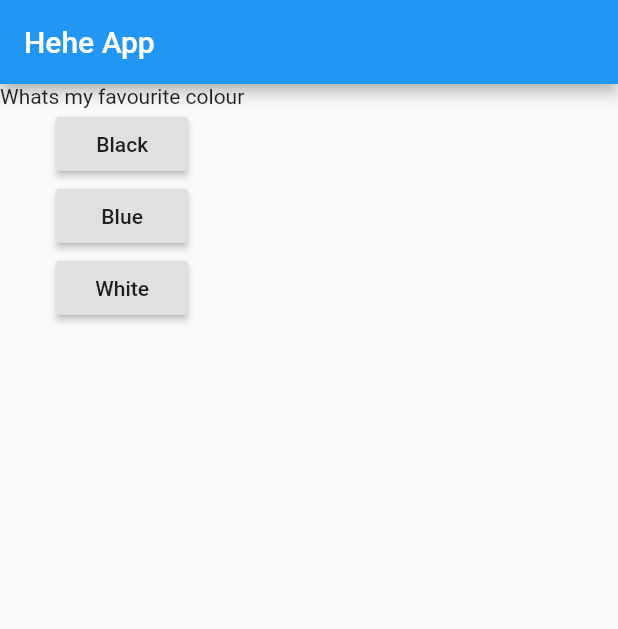
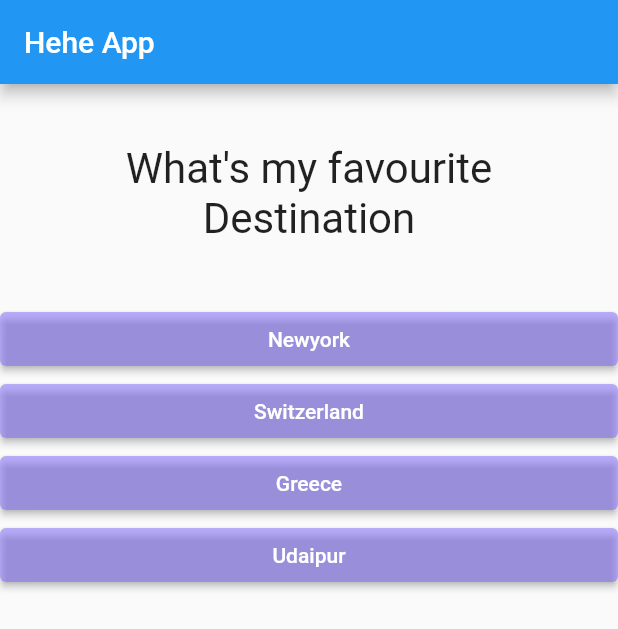
Before and after one commit to devyanshiiii21/flutter_quiz, a Flutter app: the screen it shows after launch, on a phone screen of 412 x 824 dp. Shown: the top 629 px of the screen. Run offline on Flutter 3.47's test engine with Material 2 defaults, Android fonts, the phone set to English and light mode, and no system bars.

Commit message:
Added question.dart and answer.dart

```diff
--- a/analysis_options.yaml
+++ /dev/null
@@ -1,29 +0,0 @@
-# This file configures the analyzer, which statically analyzes Dart code to
-# check for errors, warnings, and lints.
-#
-# The issues identified by the analyzer are surfaced in the UI of Dart-enabled
-# IDEs (https://dart.dev/tools#ides-and-editors). The analyzer can also be
-# invoked from the command line by running `flutter analyze`.
-
-# The following line activates a set of recommended lints for Flutter apps,
-# packages, and plugins designed to encourage good coding practices.
-include: package:flutter_lints/flutter.yaml
-
-linter:
-  # The lint rules applied to this project can be customized in the
-  # section below to disable rules from the `package:flutter_lints/flutter.yaml`
-  # included above or to enable additional rules. A list of all available lints
-  # and their documentation is published at
-  # https://dart-lang.github.io/linter/lints/index.html.
-  #
-  # Instead of disabling a lint rule for the entire project in the
-  # section below, it can also be suppressed for a single line of code
-  # or a specific dart file by using the `// ignore: name_of_lint` and
-  # `// ignore_for_file: name_of_lint` syntax on the line or in the file
-  # producing the lint.
-  rules:
-    # avoid_print: false  # Uncomment to disable the `avoid_print` rule
-    # prefer_single_quotes: true  # Uncomment to enable the `prefer_single_quotes` rule
-
-# Additional information about this file can be found at
-# https://dart.dev/guides/language/analysis-options
--- /dev/null
+++ b/lib/answer.dart
@@ -0,0 +1,23 @@
+// ignore_for_file: deprecated_member_use
+
+import 'package:flutter/material.dart';
+
+class Answer extends StatelessWidget {
+  final VoidCallback selector;
+  final String answerText;
+  Answer(this.selector, this.answerText);
+  @override
+  Widget build(BuildContext context) {
+    return Container(
+      width: double.infinity,
+      child: ElevatedButton(
+        style: ButtonStyle(
+          backgroundColor:
+              MaterialStateProperty.all(Color.fromARGB(124, 123, 100, 255)),
+        ),
+        child: Text(answerText),
+        onPressed: selector,
+      ),
+    );
+  }
+}
--- a/lib/main.dart
+++ b/lib/main.dart
@@ -1,7 +1,8 @@
-// ignore_for_file: unnecessary_new, avoid_print, prefer_const_constructors, deprecated_member_use, duplicate_ignore, sort_child_properties_last
+// ignore_for_file: unnecessary_new, avoid_print, prefer_const_constructors, deprecated_member_use, duplicate_ignore, sort_child_properties_last, unused_import
 
 import 'package:flutter/material.dart';
-
+import './question.dart';
+import './answer.dart';
 // void main() {
 //   runApp(MyHeheApp());
 // }
@@ -30,22 +31,22 @@ class MyAppState extends State<MyApp> {
     print(questionIndex);
   }
 
-  Widget generateList() {
-    List<String> list = itemList();
-    ListView myList = new ListView.builder(
-      itemCount: list.length,
-      itemBuilder: (context, index) {
-        return new ListTile(
-          title: new Text(list[index]),
-        );
-      },
-    );
-    return myList;
-  }
-
   @override //decorator provider by dart
   Widget build(BuildContext context) {
-    var questions = ['Whats my favourite colour', 'Whats my fav food'];
+    var questions = [
+      {
+        'questionText': 'What\'s my favourite Destination',
+        'answers': ['Newyork', 'Switzerland', 'Greece', 'Udaipur']
+      },
+      {
+        'questionText': 'What\'s my favourite Cuisine',
+        'answers': ['Thai', 'Indian', 'Chinese', 'Italian']
+      },
+      {
+        'questionText': 'What\'s my favourite food',
+        'answers': ['Pizza', 'Paani Puri', 'Adi\'s dick', 'Adi wle chawal']
+      },
+    ];
     return MaterialApp(
       home: Scaffold(
         appBar: AppBar(
@@ -53,20 +54,16 @@ class MyAppState extends State<MyApp> {
         ),
         // ignore: prefer_const_literals_to_create_immutables
         body: Column(children: [
-          Text(
-            questions[questionIndex > 1 ? questionIndex = 0 : questionIndex],
+          Question(
+            questions[questionIndex > 2 ? questionIndex = 0 : questionIndex]
+                ['questionText'] as String,
           ),
-
-          // ignore: deprecated_member_use
-          RaisedButton(child: Text('Black'), onPressed: answerQuestion),
-          RaisedButton(child: Text('Blue'), onPressed: answerQuestion),
-          RaisedButton(child: Text('White'), onPressed: answerQuestion),
+          ...(questions[questionIndex]['answers'] as List<String>)
+              .map((answer) {
+            return Answer(answerQuestion, answer);
+          }).toList()
         ]),
       ),
     );
   }
-
-  List<String> itemList() {
-    return ['Whats my favourite colour', 'Whats my fav food'];
-  }
 }
--- /dev/null
+++ b/lib/question.dart
@@ -0,0 +1,21 @@
+// ignore_for_file: must_be_immutable
+
+import 'package:flutter/material.dart';
+
+class Question extends StatelessWidget {
+  final String questionText;
+  Question(this.questionText);
+
+  @override
+  Widget build(BuildContext context) {
+    return Container(
+      width: double.infinity,
+      margin: EdgeInsets.all(40),
+      child: Text(
+        questionText,
+        style: TextStyle(fontSize: 28),
+        textAlign: TextAlign.center,
+      ),
+    );
+  }
+}
```
